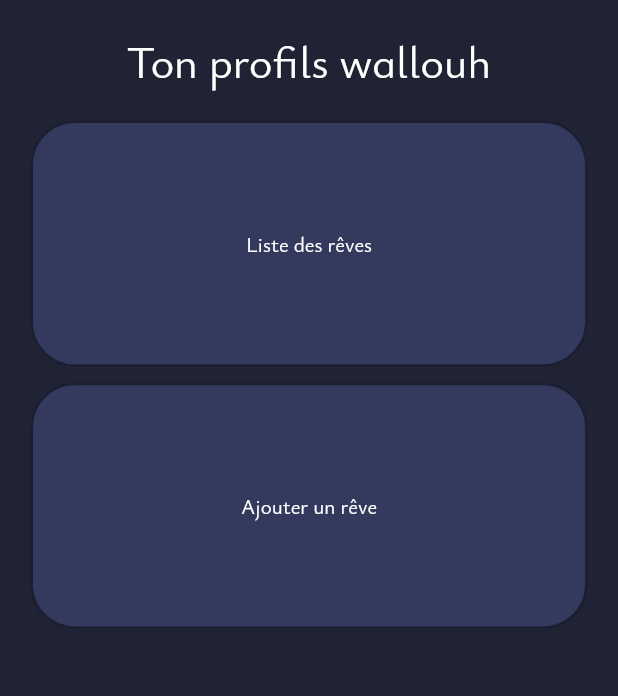
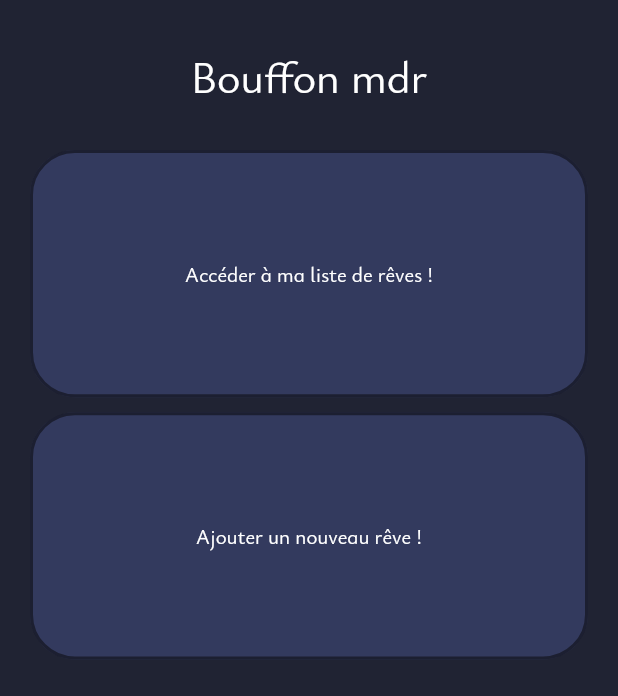
Before and after one commit to Elymne/erevho, a Flutter app: the UserHomePage screen opened directly, on a phone screen of 412 x 824 dp. Shown: the top 696 px of the screen. Run offline on Flutter 3.47's test engine with Material 2 defaults, Android fonts, the phone set to English and light mode, and no system bars; drawn by our look-alikes of auto_size_text; our stand-ins replace flutter_riverpod, freezed_annotation, objectbox, rive; generated files the repository leaves out were written again; statements that could not run were skipped; project files that could hold a hidden picture were left out.

Commit message:
feat : home_page functionnality almost done

```diff
--- a/lib/core/data/object_box.dart
+++ b/lib/core/data/object_box.dart
@@ -10,7 +10,7 @@ class ObjectBox {
   late final Store store;
 
   ObjectBox._create(this.store) {
-    clearData();
+    //clearData();
   }
 
   /// Create an instance of ObjectBox to use throughout the app.
--- a/lib/core/l10n/app_en.arb
+++ b/lib/core/l10n/app_en.arb
@@ -13,7 +13,11 @@
     "name_textfield_warning": "You have to set a name",
     "user_init_snackbar_error": "An error as occur while creating profile",
     "@_USER_HOME": {},
-    "home_user_title": "Dream List",
+    "home_user_title_1": "What do you wish to do ?",
+    "home_user_title_2": "My dreams list",
+    "home_user_title_3": "Add a new dream",
+    "home_user_dream_list_access": "Accéder à ma liste de rêves !",
+    "home_user_add_dream_access": "Ajouter un nouveau rêve !",
     "@_OLD_KEY_COMMENT": {},
     "add_chapter_form": "Add a new chapter",
     "chapter_content_form": "Content",
--- a/lib/core/l10n/app_fr.arb
+++ b/lib/core/l10n/app_fr.arb
@@ -13,7 +13,11 @@
     "name_textfield_warning": "Vous devez spécifier un nom d'utilisateur",
     "user_init_snackbar_error": "Une erreur est survenue lors de la création du profil",
     "@_USER_HOME": {},
-    "home_user_title": "Ma liste de rêves",
+    "home_user_title_1": "Que veux-tu faire ?",
+    "home_user_title_2": "Ma liste de rêves",
+    "home_user_title_3": "Ajouter un rêve",
+    "home_user_dream_list_access": "Accéder à ma liste de rêves !",
+    "home_user_add_dream_access": "Ajouter un nouveau rêve !",
     "@_OLD_KEY_COMMENT": {},
     "add_chapter_form": "Add a new chapter",
     "chapter_content_form": "Content",
--- /dev/null
+++ b/lib/features/main/application/pages/user_home/pages/user_main_home/user_main_home_controller.dart
@@ -0,0 +1,8 @@
+import 'package:erevho/core/controller.dart';
+import 'package:flutter_riverpod/flutter_riverpod.dart';
+
+final userMainHomeController = Provider((ref) => UserMainHomeController(ref));
+
+class UserMainHomeController extends Controller {
+  UserMainHomeController(super.ref);
+}
--- /dev/null
+++ b/lib/features/main/application/pages/user_home/pages/user_main_home/user_main_home_page.dart
@@ -0,0 +1,80 @@
+import 'package:auto_size_text/auto_size_text.dart';
+import 'package:erevho/core/l10n/tools/app_localisation_tools.dart';
+import 'package:erevho/core/themes/colors.dart';
+import 'package:erevho/features/main/application/pages/user_home/pages/user_main_home/user_main_home_controller.dart';
+import 'package:flutter/material.dart';
+import 'package:flutter_riverpod/flutter_riverpod.dart';
+
+class UserMainHomePage extends ConsumerStatefulWidget {
+  final Function() onFirstContainerTap;
+  final Function() onSecondContainerTap;
+
+  const UserMainHomePage({
+    super.key,
+    required this.onFirstContainerTap,
+    required this.onSecondContainerTap,
+  });
+
+  @override
+  ConsumerState<ConsumerStatefulWidget> createState() => _State();
+}
+
+class _State extends ConsumerState<UserMainHomePage> {
+  late UserMainHomeController controller = ref.read(userMainHomeController);
+  late AppLocalisationTools alt = ref.read(appLocalisationToolsProvider);
+
+  late final double screenWidth = MediaQuery.of(context).size.width;
+  late final double screenHeight = MediaQuery.of(context).size.height;
+  final double containerDivider = 5;
+
+  @override
+  Widget build(BuildContext context) {
+    return Column(
+      children: [
+        // Main page.
+        GestureDetector(
+          onTap: () => widget.onFirstContainerTap(),
+          child: Container(
+            margin: const EdgeInsets.symmetric(horizontal: 20),
+            height: screenHeight / containerDivider,
+            decoration: BoxDecoration(
+              color: erevohGrey,
+              borderRadius: const BorderRadius.all(Radius.circular(30.0)),
+              border: Border.all(
+                color: erevohBlack.withOpacity(0.6),
+                width: 2,
+              ),
+            ),
+            child: Center(
+              child: AutoSizeText(
+                alt.current.home_user_dream_list_access,
+              ),
+            ),
+          ),
+        ),
+        const SizedBox(height: 10),
+        // Containers clickable.
+        GestureDetector(
+          onTap: () => widget.onSecondContainerTap(),
+          child: Container(
+            margin: const EdgeInsets.symmetric(horizontal: 20),
+            height: screenHeight / containerDivider,
+            decoration: BoxDecoration(
+              color: erevohGrey,
+              borderRadius: const BorderRadius.all(Radius.circular(30.0)),
+              border: Border.all(
+                color: erevohBlack.withOpacity(0.6),
+                width: 2,
+              ),
+            ),
+            child: Center(
+              child: AutoSizeText(
+                alt.current.home_user_add_dream_access,
+              ),
+            ),
+          ),
+        ),
+      ],
+    );
+  }
+}
--- a/lib/features/main/application/pages/user_home/user_home_page.dart
+++ b/lib/features/main/application/pages/user_home/user_home_page.dart
@@ -1,10 +1,11 @@
 import 'package:auto_size_text/auto_size_text.dart';
 import 'package:erevho/core/l10n/tools/app_localisation_tools.dart';
 import 'package:erevho/core/themes/colors.dart';
+import 'package:erevho/features/main/application/pages/user_home/pages/user_main_home/user_main_home_page.dart';
 import 'package:erevho/features/main/application/pages/user_home/user_home_controller.dart';
 import 'package:flutter/material.dart';
 import 'package:flutter_riverpod/flutter_riverpod.dart';
-
+import 'pages/user_add_dream/user_add_dream_page.dart';
 import 'pages/user_dreams_list/user_dreams_list_page.dart';
 
 class UserHomePage extends ConsumerStatefulWidget {
@@ -15,12 +16,8 @@ class UserHomePage extends ConsumerStatefulWidget {
 }
 
 class _State extends ConsumerState<UserHomePage> {
-  late final controller = ref.read(userHomeControllerProvider);
-  late final alt = ref.read(appLocalisationToolsProvider);
-
-  late final double screenWidth = MediaQuery.of(context).size.width;
-  late final double screenHeight = MediaQuery.of(context).size.height;
-  final double containerDivider = 5;
+  late final UserHomeController controller = ref.read(userHomeControllerProvider);
+  late final AppLocalisationTools alt = ref.read(appLocalisationToolsProvider);
 
   @override
   void initState() {
@@ -30,6 +27,10 @@ class _State extends ConsumerState<UserHomePage> {
 
   @override
   Widget build(BuildContext context) {
+    final currentPage = ref.watch(controller.currentPageProvider);
+    final currentTitleText = ref.watch(controller.currentTitleTextProvider);
+    final isTopContentVisible = ref.watch(controller.isTopContentVisibleProvider);
+
     return SafeArea(
       child: Scaffold(
         backgroundColor: erevohDark,
@@ -37,12 +38,41 @@ class _State extends ConsumerState<UserHomePage> {
           children: [
             Column(
               children: [
-                const Padding(
-                  padding: EdgeInsets.all(20.0),
-                  child: AutoSizeText(
-                    'Ton profils wallouh',
-                    style: TextStyle(
-                      fontSize: 30,
+                AnimatedOpacity(
+                  duration: const Duration(milliseconds: 200),
+                  opacity: isTopContentVisible ? 1.0 : 0.0,
+                  child: Padding(
+                    padding: const EdgeInsets.all(20.0),
+                    child: Row(
+                      children: [
+                        const SizedBox(height: 60), // Just to minimize the jump effect when changing current page.
+                        if (currentPage == 2)
+                          ElevatedButton(
+                            onPressed: () => controller.goToMainHomePage(),
+                            style: ElevatedButton.styleFrom(
+                              shape: const CircleBorder(),
+                              backgroundColor: erevohOrange,
+                              fixedSize: const Size(40, 40),
+                            ),
+                            child: const Icon(Icons.arrow_left_outlined),
+                          ),
+                        if (currentPage == 2 || currentPage == 1) const Expanded(child: SizedBox()),
+                        AutoSizeText(
+                          currentTitleText,
+                          style: const TextStyle(fontSize: 30),
+                        ),
+                        if (currentPage == 0 || currentPage == 1) const Expanded(child: SizedBox()),
+                        if (currentPage == 0)
+                          ElevatedButton(
+                            onPressed: () => controller.goToMainHomePage(),
+                            style: ElevatedButton.styleFrom(
+                              shape: const CircleBorder(),
+                              backgroundColor: erevohOrange,
+                              fixedSize: const Size(40, 40),
+                            ),
+                            child: const Icon(Icons.arrow_right_outlined),
+                          ),
+                      ],
                     ),
                   ),
                 ),
@@ -50,56 +80,16 @@ class _State extends ConsumerState<UserHomePage> {
                   child: PageView(
                     controller: controller.pageController,
                     children: [
+                      const UserAddDreamPage(),
+                      UserMainHomePage(
+                        onFirstContainerTap: () {
+                          controller.goToListPage();
+                        },
+                        onSecondContainerTap: () {
+                          controller.goToCreatePage();
+                        },
+                      ),
                       const UserDreamsListPage(),
-                      Column(
-                        children: [
-                          // Main page.
-                          GestureDetector(
-                            onTap: () {
-                              controller.goToListPage();
-                            },
-                            child: Container(
-                              margin: const EdgeInsets.symmetric(horizontal: 20),
-                              height: screenHeight / containerDivider,
-                              decoration: BoxDecoration(
-                                color: erevohGrey,
-                                borderRadius: const BorderRadius.all(Radius.circular(30.0)),
-                                border: Border.all(
-                                  color: erevohBlack.withOpacity(0.6),
-                                  width: 2,
-                                ),
-                              ),
-                              child: const Center(
-                                child: AutoSizeText(
-                                  'Liste des rêves',
-                                ),
-                              ),
-                            ),
-                          ),
-                          const SizedBox(height: 10),
-                          // Containers clickable.
-                          GestureDetector(
-                            onTap: () => null,
-                            child: Container(
-                              margin: const EdgeInsets.symmetric(horizontal: 20),
-                              height: screenHeight / containerDivider,
-                              decoration: BoxDecoration(
-                                color: erevohGrey,
-                                borderRadius: const BorderRadius.all(Radius.circular(30.0)),
-                                border: Border.all(
-                                  color: erevohBlack.withOpacity(0.6),
-                                  width: 2,
-                                ),
-                              ),
-                              child: const Center(
-                                child: AutoSizeText(
-                                  "Ajouter un rêve",
-                                ),
-                              ),
-                            ),
-                          ),
-                        ],
-                      )
                     ],
                   ),
                 ),
```
Also changed, not shown: lib/features/main/application/pages/user_home/pages/user_add_dream/user_add_dream_page.dart (added, +19 -0 lines), lib/features/main/application/pages/user_home/pages/user_dreams_list/user_dreams_list_page.dart (+3 -11 lines), lib/features/main/application/pages/user_home/user_home_controller.dart (+48 -5 lines), lib/features/main/application/pages/user_home/pages/user_add_dream/user_add_dream_controller.dart (added).
